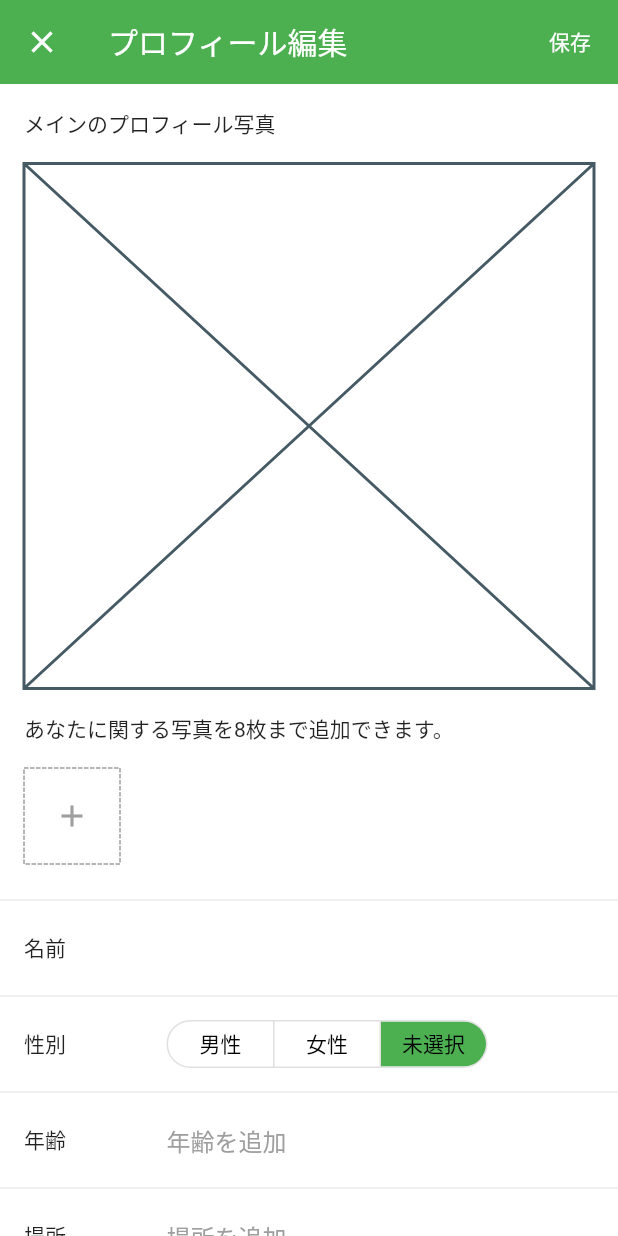
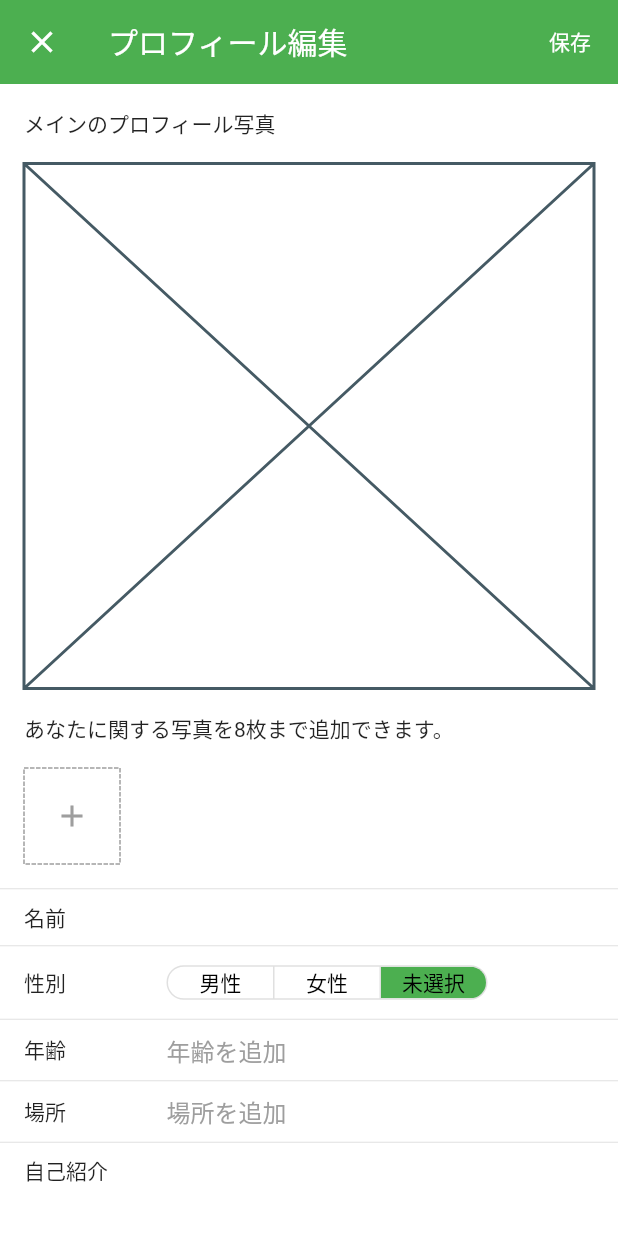
Before and after one commit to tttuuu1234/chat_sample, a Flutter app: the screen it shows after launch, item 4 of the bottom bar chosen, after a tap on "編集する", on a phone screen of 412 x 824 dp. Run offline on Flutter 3.47's test engine with Material 2 defaults, Android fonts, the phone set to English and light mode, and no system bars; drawn by our look-alikes of dotted_border; our stand-ins replace flutter_riverpod, freezed_annotation.

Commit message:
諸々修正

```diff
--- a/lib/ui/components/gender_select_filed/widget.dart
+++ b/lib/ui/components/gender_select_field.dart
@@ -1,7 +1,7 @@
 import 'package:flutter/material.dart';
 
-import '../../enum/gender.dart';
-import '../../styles/color.dart';
+import '../enum/gender.dart';
+import '../styles/color.dart';
 
 class GenderSelectFiled extends StatelessWidget {
   const GenderSelectFiled({
@@ -16,9 +16,7 @@
     return ToggleButtons(
       constraints: const BoxConstraints(
         minWidth: 70,
-        minHeight: 30,
         maxWidth: 80,
-        maxHeight: 30,
       ),
       borderRadius: BorderRadius.circular(16),
       color: AppColor.black,
--- /dev/null
+++ b/lib/ui/components/multi_input_field.dart
@@ -0,0 +1,35 @@
+import 'package:chat_sample/ui/styles/padding.dart';
+
+import '../../../importer.dart';
+import '../styles/color.dart';
+
+class MultiInputFiled extends StatelessWidget {
+  const MultiInputFiled({
+    Key? key,
+    required this.controller,
+    this.hintText,
+    this.contentPadding,
+  }) : super(key: key);
+
+  final TextEditingController controller;
+  final String? hintText;
+  final EdgeInsetsGeometry? contentPadding;
+
+  @override
+  Widget build(BuildContext context) {
+    return TextFormField(
+      controller: controller,
+      cursorColor: AppColor.green,
+      maxLines: 8,
+      decoration: InputDecoration(
+        contentPadding: contentPadding ?? AppPadding.zero,
+        hintText: hintText,
+        enabledBorder: InputBorder.none,
+        focusedBorder: InputBorder.none,
+        errorBorder: InputBorder.none,
+        focusedErrorBorder: InputBorder.none,
+        disabledBorder: InputBorder.none,
+      ),
+    );
+  }
+}
--- a/lib/ui/components/age_select_filed/widget.dart
+++ b/lib/ui/components/show_modal_filed.dart
@@ -1,10 +1,10 @@
 import 'package:flutter/cupertino.dart';
 
 import '../../../importer.dart';
-import '../validate_input_field/widget.dart';
+import 'validate_input_filed.dart';
 
-class SelectModalField extends StatelessWidget {
-  const SelectModalField({
+class ShowModalField extends StatelessWidget {
+  const ShowModalField({
     Key? key,
     this.hintText,
     this.onTap,
--- a/lib/ui/components/validate_input_field/widget.dart
+++ b/lib/ui/components/validate_input_filed.dart
@@ -1,6 +1,8 @@
+import 'package:chat_sample/ui/styles/padding.dart';
+
 import '../../../importer.dart';
-import '../../styles/color.dart';
-import '../../validator/validator.dart';
+import '../styles/color.dart';
+import '../validator/validator.dart';
 
 class ValidateInputFiled extends StatelessWidget {
   const ValidateInputFiled({
@@ -9,6 +11,8 @@
     this.hintText,
     this.showCursor,
     this.readOnly = false,
+    this.isDense = true,
+    this.contentPadding,
     this.validateRules,
     this.onTap,
   }) : super(key: key);
@@ -17,6 +21,8 @@
   final String? hintText;
   final bool? showCursor;
   final bool readOnly;
+  final bool isDense;
+  final EdgeInsetsGeometry? contentPadding;
   final List<Validator>? validateRules;
   final VoidCallback? onTap;
 
@@ -26,6 +32,8 @@
       controller: controller,
       cursorColor: AppColor.green,
       decoration: InputDecoration(
+        isDense: isDense,
+        contentPadding: contentPadding ?? AppPadding.zero,
         hintText: hintText,
         enabledBorder: InputBorder.none,
         focusedBorder: InputBorder.none,
--- a/lib/ui/pages/profile_edit/page.dart
+++ b/lib/ui/pages/profile_edit/page.dart
@@ -1,6 +1,5 @@
 import 'package:chat_sample/providers/master.dart';
-import 'package:chat_sample/ui/components/age_select_filed/widget.dart';
-import 'package:chat_sample/ui/components/basic_layout/widget.dart';
+import 'package:chat_sample/ui/components/multi_input_field.dart';
 import 'package:chat_sample/ui/enum/gender.dart';
 import 'package:chat_sample/ui/styles/color.dart';
 import 'package:chat_sample/ui/styles/margin.dart';
@@ -9,8 +8,10 @@
 import 'package:dotted_border/dotted_border.dart';
 
 import '../../../importer.dart';
-import '../../components/gender_select_filed/widget.dart';
-import '../../components/validate_input_field/widget.dart';
+import '../../components/basic_layout.dart';
+import '../../components/gender_select_field.dart';
+import '../../components/show_modal_filed.dart';
+import '../../components/validate_input_filed.dart';
 
 class ProfileEditPage extends ConsumerWidget {
   const ProfileEditPage({super.key});
@@ -83,7 +84,7 @@
                 controller: TextEditingController(),
               ),
             ),
-            const InputFiledBaseLayout(
+            const GenderSelectFiledBaseLayout(
               label: '性別',
               widget: GenderSelectFiled(
                 selectedGender: Gender.noSelect,
@@ -91,7 +92,7 @@
             ),
             InputFiledBaseLayout(
               label: '年齢',
-              widget: SelectModalField(
+              widget: ShowModalField(
                 hintText: '年齢を追加',
                 onTap: () async {
                   await ModalUtil.showSelectableModal(
@@ -113,7 +114,7 @@
             ),
             InputFiledBaseLayout(
               label: '場所',
-              widget: SelectModalField(
+              widget: ShowModalField(
                 hintText: '場所を追加',
                 onTap: () async {
                   await ModalUtil.showSelectableModal(
@@ -133,7 +134,12 @@
                 },
               ),
             ),
-            InputFiledBaseLayout(label: '自己紹介', widget: TextFormField()),
+            MultiInputFiledBaseLayout(
+              label: '自己紹介',
+              widget: MultiInputFiled(
+                controller: TextEditingController(),
+              ),
+            ),
             AppVerticalMargin.small,
           ],
         ),
@@ -156,15 +162,75 @@
   Widget build(BuildContext context) {
     return Column(
       children: [
-        const Divider(),
+        const Divider(height: 1),
+        AppVerticalMargin.xSmall,
         Padding(
           padding: AppPadding.smallHorizontal,
           child: Row(
+            children: [
+              Expanded(child: Text(label)),
+              Expanded(flex: 3, child: widget)
+            ],
+          ),
+        ),
+        AppVerticalMargin.xSmall,
+      ],
+    );
+  }
+}
+
+class GenderSelectFiledBaseLayout extends StatelessWidget {
+  const GenderSelectFiledBaseLayout({
+    super.key,
+    required this.label,
+    required this.widget,
+  });
+
+  final String label;
+  final Widget widget;
+
+  @override
+  Widget build(BuildContext context) {
+    return Column(
+      children: [
+        const Divider(height: 1),
+        Padding(
+          padding: AppPadding.smallHorizontal,
+          child: Row(
+            children: [
+              Expanded(child: Text(label)),
+              Expanded(flex: 3, child: widget),
+            ],
+          ),
+        ),
+      ],
+    );
+  }
+}
+
+class MultiInputFiledBaseLayout extends StatelessWidget {
+  const MultiInputFiledBaseLayout({
+    super.key,
+    required this.label,
+    required this.widget,
+  });
+
+  final String label;
+  final Widget widget;
+
+  @override
+  Widget build(BuildContext context) {
+    return Column(
+      children: [
+        const Divider(height: 1),
+        AppVerticalMargin.xSmall,
+        Padding(
+          padding: AppPadding.smallHorizontal,
+          child: Row(
+            crossAxisAlignment: CrossAxisAlignment.start,
             mainAxisAlignment: MainAxisAlignment.spaceBetween,
             children: [
-              Expanded(
-                child: Text(label),
-              ),
+              Expanded(child: Text(label)),
               Expanded(flex: 3, child: widget)
             ],
           ),
--- a/lib/ui/styles/margin.dart
+++ b/lib/ui/styles/margin.dart
@@ -35,6 +35,15 @@
   static EdgeInsetsGeometry largeAll = EdgeInsets.all(AppSize.large);
   static EdgeInsetsGeometry xLargeAll = EdgeInsets.all(AppSize.xLarge);
 
+  // 上
+  static EdgeInsetsGeometry xSmallTop = EdgeInsets.only(
+    top: AppSize.xSmall,
+  );
+
+  static EdgeInsetsGeometry smallTop = EdgeInsets.only(
+    top: AppSize.small,
+  );
+
   // 下
   static EdgeInsetsGeometry xSmallBottom = EdgeInsets.only(
     bottom: AppSize.xSmall,
--- a/lib/ui/styles/padding.dart
+++ b/lib/ui/styles/padding.dart
@@ -5,6 +5,9 @@
 /// 内側の余白
 class AppPadding {
   AppPadding._();
+
+  // 無し
+  static EdgeInsetsGeometry zero = EdgeInsets.zero;
 
   // 全体
   static EdgeInsetsGeometry xSmallAll = EdgeInsets.all(AppSize.xSmall);
```
Also changed, not shown: lib/ui/components/basic_layout.dart (renamed from lib/ui/components/basic_layout/widget.dart).
